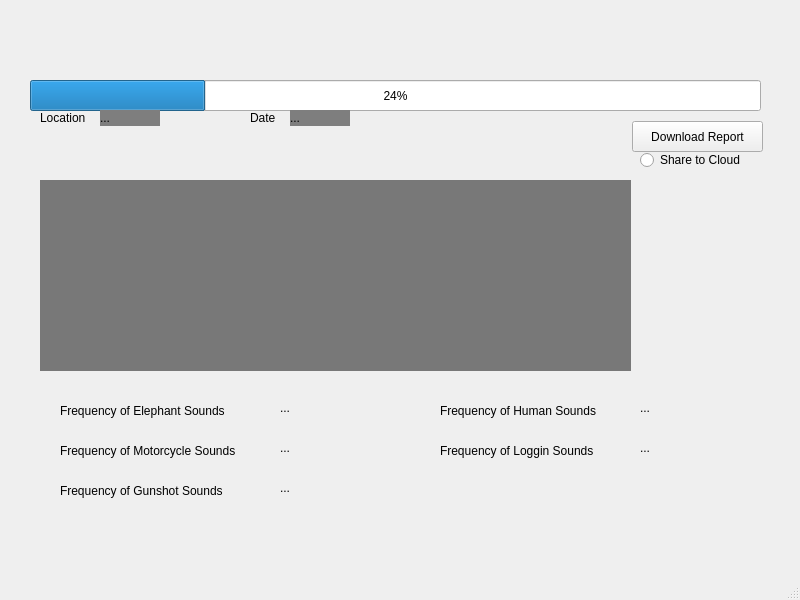
Before: the Qt Designer form AW.ui in yeeenzii/greenwood, drawn with Qt 5.
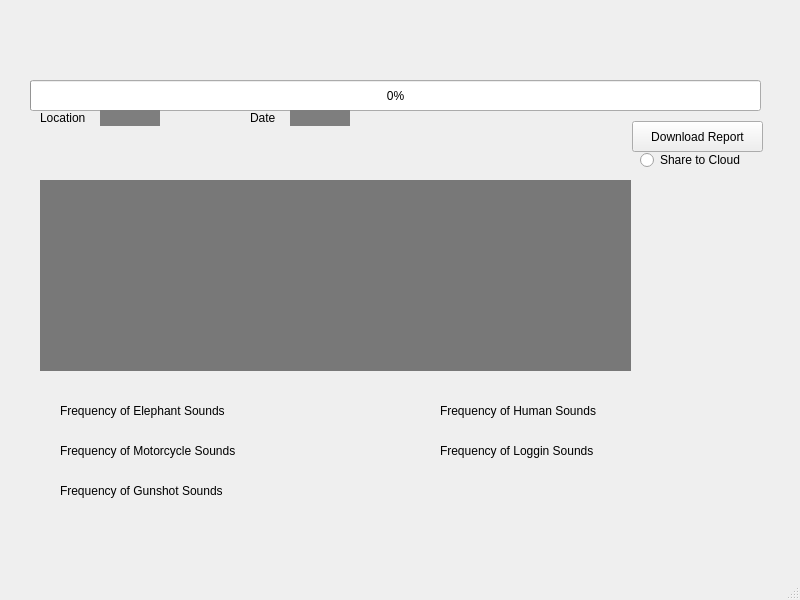
After: the same form once the commit is applied.

```diff
--- a/AW.ui
+++ b/AW.ui
@@ -24,7 +24,7 @@
      </rect>
     </property>
     <property name="value">
-     <number>24</number>
+     <number>0</number>
     </property>
    </widget>
    <widget class="QPushButton" name="DownloadReport">
@@ -523,7 +523,7 @@
      <string notr="true">background-color: rgb(126, 126, 126)</string>
     </property>
     <property name="text">
-     <string>...</string>
+     <string/>
     </property>
    </widget>
    <widget class="QLabel" name="DateLabel2">
@@ -539,7 +539,7 @@
      <string notr="true">background-color: rgb(126, 126, 126)</string>
     </property>
     <property name="text">
-     <string>...</string>
+     <string/>
     </property>
    </widget>
    <widget class="QLabel" name="ElephantsLabel">
@@ -617,7 +617,7 @@
      </rect>
     </property>
     <property name="text">
-     <string>...</string>
+     <string/>
     </property>
    </widget>
    <widget class="QLabel" name="HumanLabel2">
@@ -630,7 +630,7 @@
      </rect>
     </property>
     <property name="text">
-     <string>...</string>
+     <string/>
     </property>
    </widget>
    <widget class="QLabel" name="LoggingLabel2">
@@ -643,7 +643,7 @@
      </rect>
     </property>
     <property name="text">
-     <string>...</string>
+     <string/>
     </property>
    </widget>
    <widget class="QLabel" name="GunshotLabel2">
@@ -656,7 +656,7 @@
      </rect>
     </property>
     <property name="text">
-     <string>...</string>
+     <string/>
     </property>
    </widget>
    <widget class="QLabel" name="CycleLabel2">
@@ -669,7 +669,7 @@
      </rect>
     </property>
     <property name="text">
-     <string>...</string>
+     <string/>
     </property>
    </widget>
   </widget>
```
